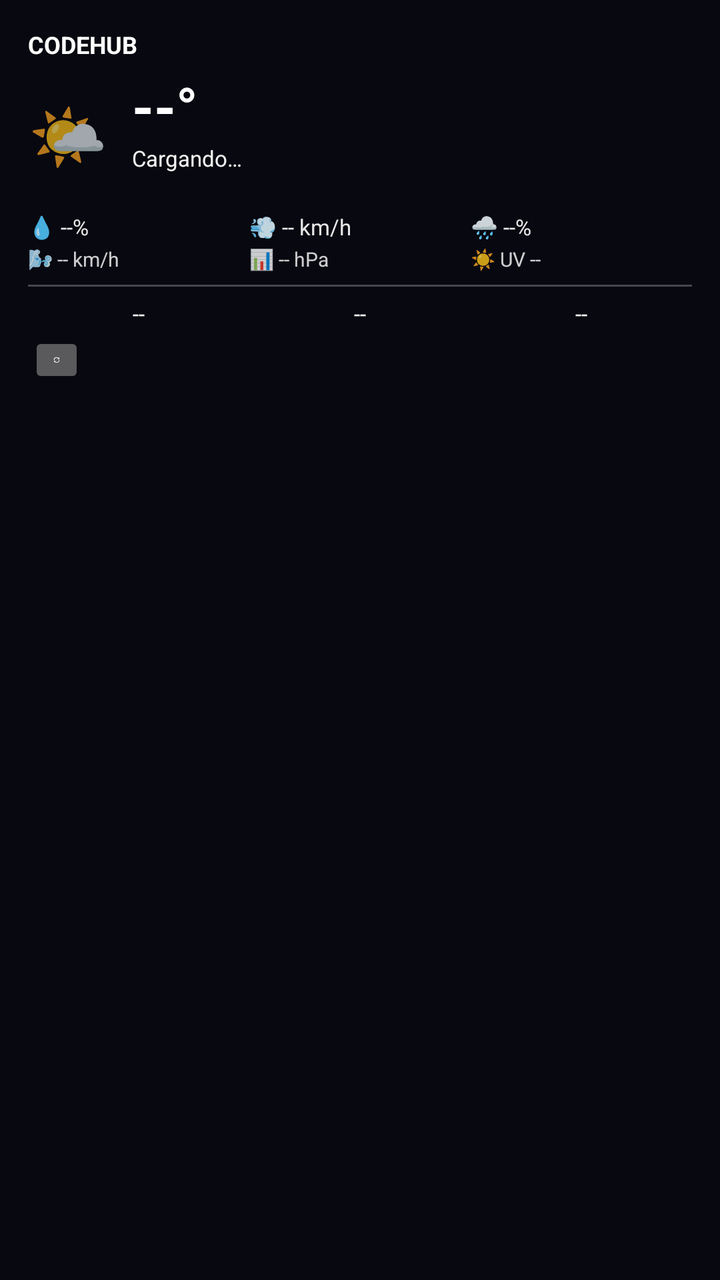
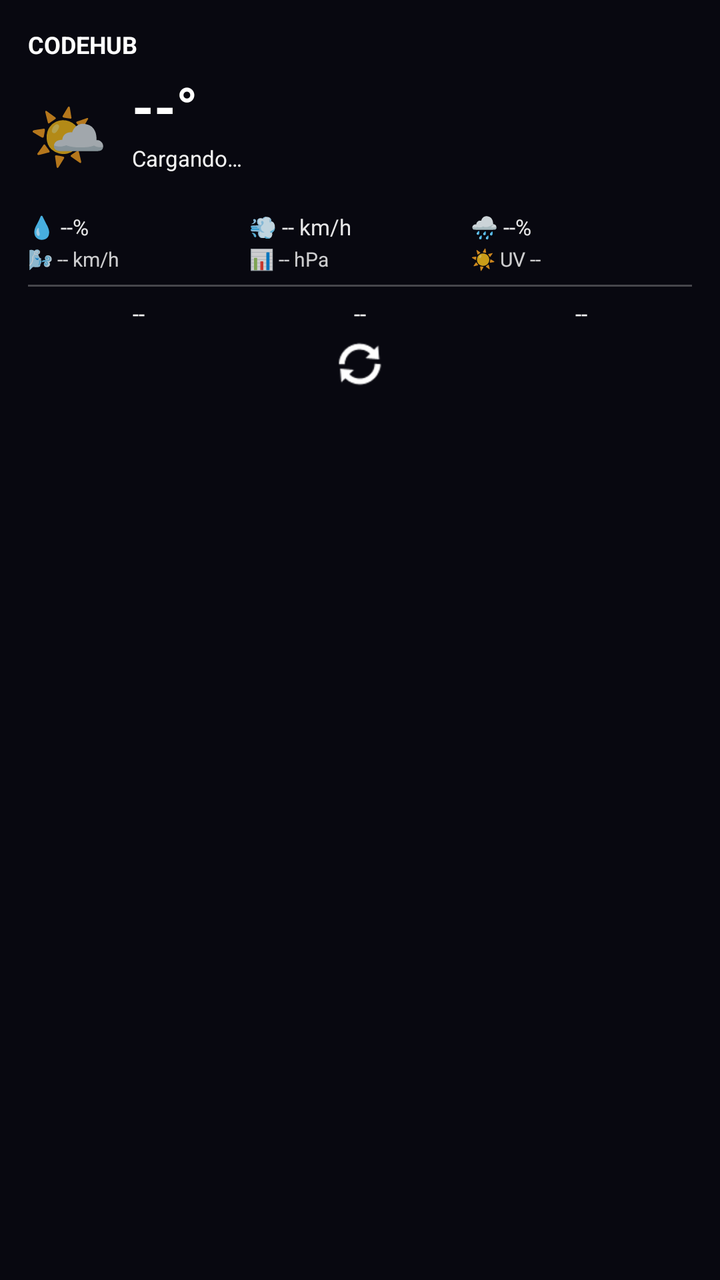

Two renders of the same Android screen: before a commit and after it. Below are the layout's source before the change and the commit's diff.
<!-- AndroidManifest.xml: application theme Theme.CodeHub -->
<!-- res/layout/widget_weather.xml -->
<?xml version="1.0" encoding="utf-8"?>
<FrameLayout xmlns:android="http://schemas.android.com/apk/res/android"
    android:id="@+id/widget_root"
    android:layout_width="match_parent"
    android:layout_height="match_parent">

    <ImageView
        android:id="@+id/widget_bg_image"
        android:layout_width="match_parent"
        android:layout_height="match_parent"
        android:scaleType="fitXY"
        android:contentDescription="@null" />

    <LinearLayout
        android:layout_width="match_parent"
        android:layout_height="match_parent"
        android:orientation="vertical"
        android:padding="14dp">

        
        <LinearLayout
            android:layout_width="match_parent"
            android:layout_height="wrap_content"
            android:orientation="horizontal"
            android:gravity="center_vertical"
            android:layout_marginBottom="4dp">

            <TextView
                android:id="@+id/widget_city"
                android:layout_width="0dp"
                android:layout_height="wrap_content"
                android:layout_weight="1"
                android:text="CodeHub"
                android:textColor="#FFFFFF"
                android:textSize="12sp"
                android:textStyle="bold"
                android:textAllCaps="true"
                android:maxLines="1"
                android:ellipsize="end" />

            <TextView
                android:id="@+id/widget_updated"
                android:layout_width="wrap_content"
                android:layout_height="wrap_content"
                android:text=""
                android:textColor="#E6FFFFFF"
                android:textSize="10sp"
                android:maxLines="1" />
        </LinearLayout>

        
        <LinearLayout
            android:layout_width="match_parent"
            android:layout_height="wrap_content"
            android:orientation="horizontal"
            android:gravity="center_vertical"
            android:layout_marginBottom="2dp">

            <TextView
                android:id="@+id/widget_icon"
                android:layout_width="wrap_content"
                android:layout_height="wrap_content"
                android:layout_marginEnd="12dp"
                android:text="🌤️"
                android:textSize="32sp" />

            <LinearLayout
                android:layout_width="0dp"
                android:layout_height="wrap_content"
                android:layout_weight="1"
                android:orientation="vertical">

                <TextView
                    android:id="@+id/widget_temp"
                    android:layout_width="wrap_content"
                    android:layout_height="wrap_content"
                    android:text="--°"
                    android:textColor="#FFFFFF"
                    android:textSize="28sp"
                    android:textStyle="bold" />

                <TextView
                    android:id="@+id/widget_condition"
                    android:layout_width="wrap_content"
                    android:layout_height="wrap_content"
                    android:text="Cargando…"
                    android:textColor="#F2FFFFFF"
                    android:textSize="11sp"
                    android:maxLines="1"
                    android:ellipsize="end" />

                <TextView
                    android:id="@+id/widget_feels"
                    android:layout_width="wrap_content"
                    android:layout_height="wrap_content"
                    android:text=""
                    android:textColor="#CCFFFFFF"
                    android:textSize="10sp"
                    android:maxLines="1" />
            </LinearLayout>
        </LinearLayout>

        
        <LinearLayout
            android:id="@+id/widget_stats_row"
            android:layout_width="match_parent"
            android:layout_height="wrap_content"
            android:orientation="horizontal"
            android:layout_marginTop="4dp">

            <TextView
                android:id="@+id/widget_humidity"
                android:layout_width="0dp"
                android:layout_height="wrap_content"
                android:layout_weight="1"
                android:text="💧 --%"
                android:textColor="#E6FFFFFF"
                android:textSize="11sp"
                android:maxLines="1" />

            <TextView
                android:id="@+id/widget_wind"
                android:layout_width="0dp"
                android:layout_height="wrap_content"
                android:layout_weight="1"
                android:text="💨 -- km/h"
                android:textColor="#E6FFFFFF"
                android:textSize="11sp"
                android:maxLines="1" />

            <TextView
                android:id="@+id/widget_rain"
                android:layout_width="0dp"
                android:layout_height="wrap_content"
                android:layout_weight="1"
                android:text="🌧️ --%"
                android:textColor="#E6FFFFFF"
                android:textSize="11sp"
                android:maxLines="1" />
        </LinearLayout>

        <LinearLayout
            android:id="@+id/widget_stats_row2"
            android:layout_width="match_parent"
            android:layout_height="wrap_content"
            android:orientation="horizontal"
            android:layout_marginTop="2dp">

            <TextView
                android:id="@+id/widget_gust"
                android:layout_width="0dp"
                android:layout_height="wrap_content"
                android:layout_weight="1"
                android:text="🌬️ -- km/h"
                android:textColor="#CCFFFFFF"
                android:textSize="10sp"
                android:maxLines="1" />

            <TextView
                android:id="@+id/widget_pressure"
                android:layout_width="0dp"
                android:layout_height="wrap_content"
                android:layout_weight="1"
                android:text="📊 -- hPa"
                android:textColor="#CCFFFFFF"
                android:textSize="10sp"
                android:maxLines="1" />

            <TextView
                android:id="@+id/widget_uv"
                android:layout_width="0dp"
                android:layout_height="wrap_content"
                android:layout_weight="1"
                android:text="☀️ UV --"
                android:textColor="#CCFFFFFF"
                android:textSize="10sp"
                android:maxLines="1" />
        </LinearLayout>

        
        <TextView
            android:id="@+id/widget_sun"
            android:layout_width="match_parent"
            android:layout_height="wrap_content"
            android:layout_marginTop="3dp"
            android:text=""
            android:textColor="#B3FFFFFF"
            android:textSize="10sp"
            android:gravity="center"
            android:maxLines="1"
            android:visibility="gone" />

        
        
        <LinearLayout
            android:layout_width="match_parent"
            android:layout_height="1dp"
            android:layout_marginTop="6dp"
            android:layout_marginBottom="6dp"
            android:background="@drawable/widget_divider" />

        
        <LinearLayout
            android:id="@+id/widget_forecast_row"
            android:layout_width="match_parent"
            android:layout_height="wrap_content"
            android:orientation="horizontal"
            android:gravity="center_vertical">

            <TextView
                android:id="@+id/widget_forecast_d1"
                android:layout_width="0dp"
                android:layout_height="wrap_content"
                android:layout_weight="1"
                android:text="--"
                android:textColor="#FFFFFF"
                android:textSize="11sp"
                android:gravity="center"
                android:maxLines="3" />

            <TextView
                android:id="@+id/widget_forecast_d2"
                android:layout_width="0dp"
                android:layout_height="wrap_content"
                android:layout_weight="1"
                android:text="--"
                android:textColor="#FFFFFF"
                android:textSize="11sp"
                android:gravity="center"
                android:maxLines="3" />

            <TextView
                android:id="@+id/widget_forecast_d3"
                android:layout_width="0dp"
                android:layout_height="wrap_content"
                android:layout_weight="1"
                android:text="--"
                android:textColor="#FFFFFF"
                android:textSize="11sp"
                android:gravity="center"
                android:maxLines="3" />
        </LinearLayout>

        
        <LinearLayout
            android:layout_width="match_parent"
            android:layout_height="wrap_content"
            android:orientation="horizontal"
            android:gravity="center_vertical"
            android:layout_marginTop="2dp">

            <ProgressBar
                android:id="@+id/widget_refresh_progress"
                style="?android:attr/progressBarStyleSmall"
                android:layout_width="14dp"
                android:layout_height="14dp"
                android:visibility="invisible" />

            <ImageButton
                android:id="@+id/widget_refresh"
                android:layout_width="28dp"
                android:layout_height="28dp"
                android:layout_marginStart="-14dp"
                android:src="@android:drawable/ic_popup_sync"
                android:contentDescription="@string/widget_weather_description"
                android:scaleType="fitCenter"
                android:visibility="visible" />

            <TextView
                android:id="@+id/widget_updated2"
                android:layout_width="0dp"
                android:layout_height="wrap_content"
                android:layout_weight="1"
                android:text=""
                android:textColor="#D9FFFFFF"
                android:textSize="10sp"
                android:layout_marginStart="8dp"
                android:maxLines="1"
                android:gravity="end" />
        </LinearLayout>

    </LinearLayout>

</FrameLayout>
<!-- resources referenced by this layout -->
<resources>
  <!-- drawable widget_divider (drawable) -->
  <?xml version="1.0" encoding="utf-8"?>
  <shape xmlns:android="http://schemas.android.com/apk/res/android"
      android:shape="rectangle">
      <solid android:color="#40FFFFFF" />
  </shape>
  <string name="widget_weather_description">Clima de CodeHub — muestra tu temperatura, condición y ciudad actual, y abre la app al tocarlo.</string>
  <style name="Theme.CodeHub" parent="android:Theme.Material.NoActionBar">
          <item name="android:colorPrimary">#2f80ed</item>
          <item name="android:colorPrimaryDark">#080810</item>
          <item name="android:colorAccent">#2f80ed</item>
          <item name="android:windowBackground">#080810</item>
          <item name="android:statusBarColor">#080810</item>
          <item name="android:navigationBarColor">#080810</item>
      </style>
</resources>

<!-- the commit's change to res/layout/widget_weather.xml (unified diff, before → after) -->
@@ -245,38 +245,47 @@
         <LinearLayout
             android:layout_width="match_parent"
             android:layout_height="wrap_content"
-            android:orientation="horizontal"
-            android:gravity="center_vertical"
-            android:layout_marginTop="2dp">
-
-            <ProgressBar
-                android:id="@+id/widget_refresh_progress"
-                style="?android:attr/progressBarStyleSmall"
-                android:layout_width="14dp"
-                android:layout_height="14dp"
-                android:visibility="invisible" />
-
-            <ImageButton
-                android:id="@+id/widget_refresh"
-                android:layout_width="28dp"
-                android:layout_height="28dp"
-                android:layout_marginStart="-14dp"
-                android:src="@android:drawable/ic_popup_sync"
-                android:contentDescription="@string/widget_weather_description"
-                android:scaleType="fitCenter"
-                android:visibility="visible" />
+            android:orientation="vertical"
+            android:gravity="center_horizontal"
+            android:clipToPadding="false"
+            android:layout_marginTop="4dp">
+
+            <FrameLayout
+                android:layout_width="wrap_content"
+                android:layout_height="wrap_content"
+                android:gravity="center">
+
+                <ProgressBar
+                    android:id="@+id/widget_refresh_progress"
+                    style="?android:attr/progressBarStyleSmall"
+                    android:layout_width="26dp"
+                    android:layout_height="26dp"
+                    android:layout_gravity="center"
+                    android:visibility="invisible" />
+
+                <ImageButton
+                    android:id="@+id/widget_refresh"
+                    android:layout_width="28dp"
+                    android:layout_height="28dp"
+                    android:layout_gravity="center"
+                    android:background="?android:attr/selectableItemBackgroundBorderless"
+                    android:src="@android:drawable/ic_popup_sync"
+                    android:contentDescription="@string/widget_weather_description"
+                    android:scaleType="fitCenter"
+                    android:tint="@android:color/white"
+                    android:visibility="visible" />
+            </FrameLayout>
 
             <TextView
                 android:id="@+id/widget_updated2"
-                android:layout_width="0dp"
-                android:layout_height="wrap_content"
-                android:layout_weight="1"
+                android:layout_width="wrap_content"
+                android:layout_height="wrap_content"
                 android:text=""
                 android:textColor="#D9FFFFFF"
                 android:textSize="10sp"
-                android:layout_marginStart="8dp"
+                android:layout_marginTop="2dp"
                 android:maxLines="1"
-                android:gravity="end" />
+                android:gravity="center" />
         </LinearLayout>
 
     </LinearLayout>
